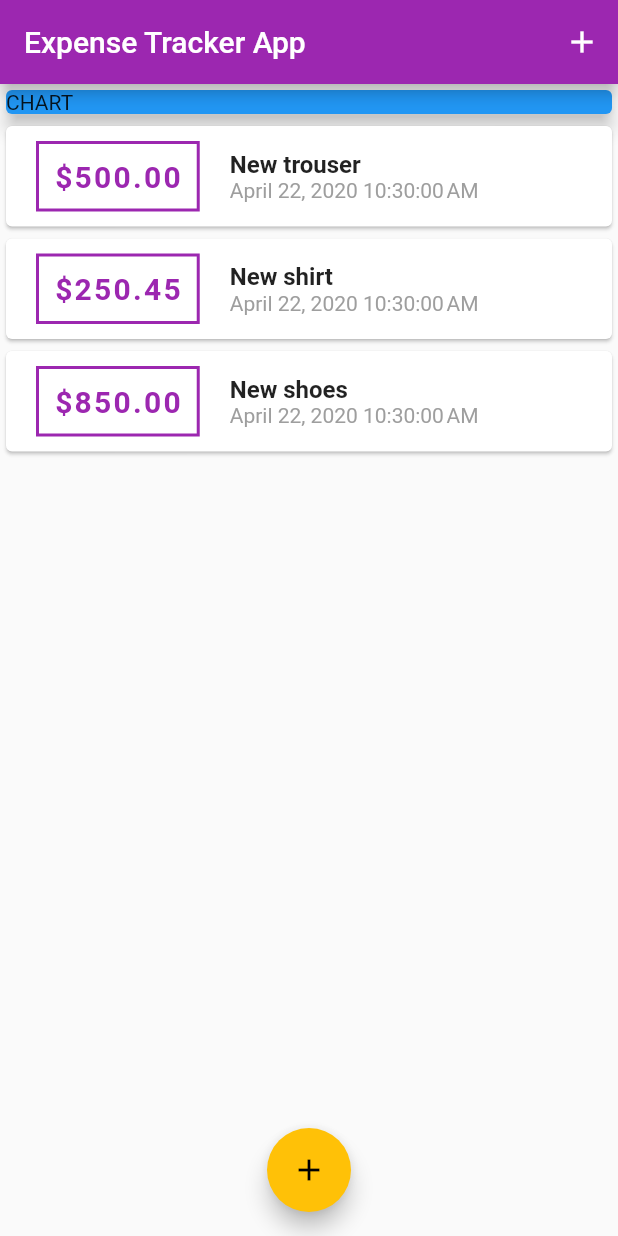
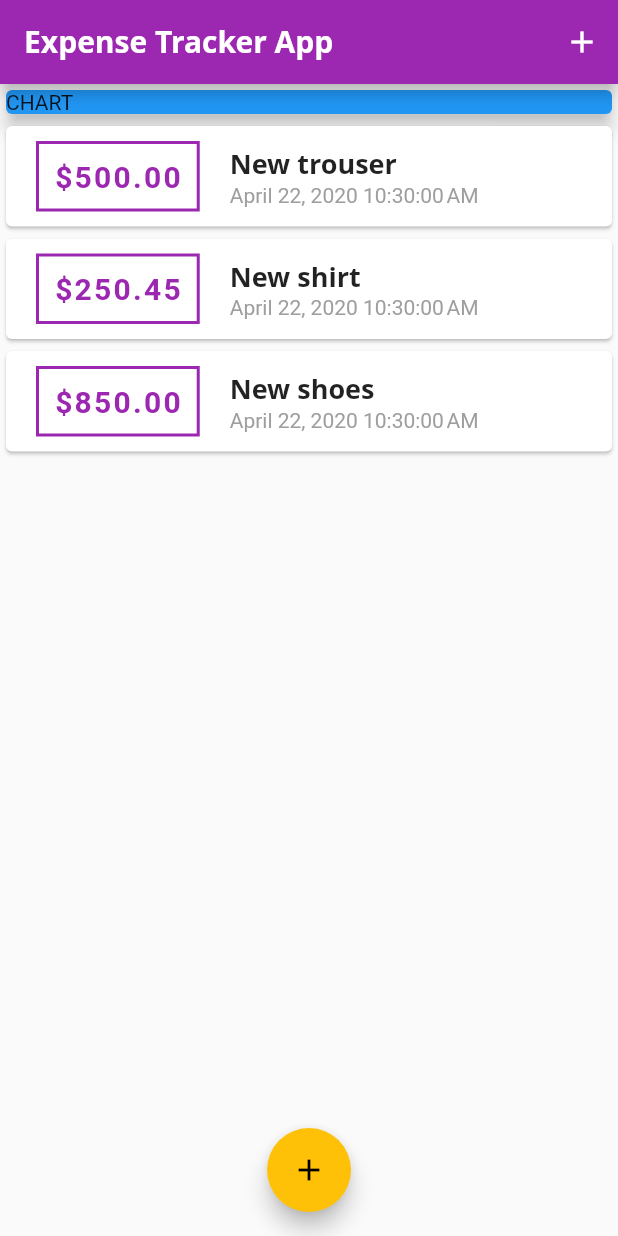
Before and after one commit to Isaacobuya5/expense_tracker_mobileapp, a Flutter app: the screen it shows after launch, on a phone screen of 412 x 824 dp. Run offline on Flutter 3.47's test engine with Material 2 defaults, Android fonts, the phone set to English and light mode, and no system bars; Roboto replaces fonts that are missing (Open Sans).

Commit message:
add custom fonts to the app and set text theme for the appBar title and any other title in the app

```diff
--- a/lib/main.dart
+++ b/lib/main.dart
@@ -15,7 +15,21 @@ class MyApp extends StatelessWidget {
       title: 'Flutter Demo',
       theme: ThemeData(
         primarySwatch: Colors.purple,
-        accentColor: Colors.amber
+        accentColor: Colors.amber,
+        fontFamily: 'Quicksand',
+        // set theme to be used by titles in our app
+        textTheme: ThemeData.light().textTheme.copyWith(
+          title: TextStyle(
+            fontFamily: 'Open Sans',
+            fontSize: 18,
+            fontWeight: FontWeight.bold
+          )
+        ),
+        appBarTheme: AppBarTheme(
+          textTheme: ThemeData.light().textTheme.copyWith(
+            title: TextStyle(fontFamily: 'Open Sans', fontSize: 20, fontWeight: FontWeight.bold)
+          )
+        )
       ),
       home: MyHomePage(),
     );
@@ -63,7 +77,7 @@ class _MyHomePageState extends State<MyHomePage> {
   Widget build(BuildContext context) {
     return Scaffold(
       appBar: AppBar(
-        title: Text("Expense Tracker App"),
+        title: Text("Expense Tracker App",),
         actions: <Widget>[
            IconButton(icon: Icon(Icons.add, color: Colors.white,),
            onPressed: () => _startAddNewTransaction(context)
--- a/lib/widgets/transaction_list.dart
+++ b/lib/widgets/transaction_list.dart
@@ -41,10 +41,7 @@ class TransactionList extends StatelessWidget {
                     crossAxisAlignment: CrossAxisAlignment.start,
                     children: <Widget>[
                       Text(transactions[index].title,
-                      style: TextStyle(
-                        fontSize: 16,
-                        fontWeight: FontWeight.bold
-                      ),),
+                      style: Theme.of(context).textTheme.title,),
                       Text(DateFormat().format(transactions[index].date),
                       style: TextStyle(
                         color: Colors.grey
```
Also changed, not shown: lib/widgets/user_transactions.dart (deleted, +0 -22 lines), pubspec.yaml (+12 -12 lines), assets/fonts/OpenSans-Bold.ttf (added), assets/fonts/OpenSans-Regular.ttf (added), assets/fonts/Quicksand-Bold.ttf (added), assets/fonts/Quicksand-Light.ttf (added), assets/fonts/Quicksand-Medium.ttf (added), assets/fonts/Quicksand-Regular.ttf (added).
